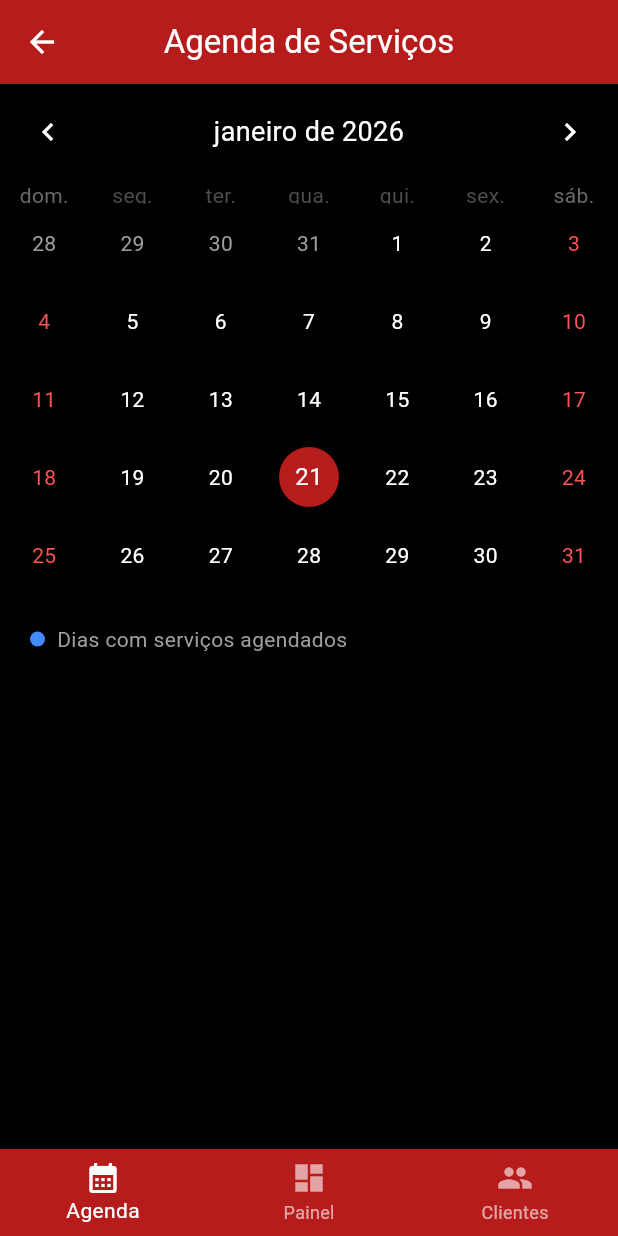
After one commit to RiUza02/minaslar_aplicativo, a Flutter app: the HomeAdmin screen opened directly, item 2 of the bottom bar chosen, after a tap on the "calendar month" icon, on a phone screen of 412 x 824 dp. The commit adds this screen. Run offline on Flutter 3.47's test engine with Material 3 defaults, Android fonts, the phone set to English and light mode, and no system bars; drawn by our look-alikes of table_calendar; our stand-ins replace mask_text_input_formatter, supabase_flutter; accounts and stored records are empty.

Commit message:
calendario prototipo

```diff
--- /dev/null
+++ b/lib/telas/calendario/AgendaCalendario.dart
@@ -0,0 +1,192 @@
+import 'package:flutter/material.dart';
+import 'package:table_calendar/table_calendar.dart';
+import 'package:supabase_flutter/supabase_flutter.dart';
+import 'package:intl/date_symbol_data_local.dart'; // NECESSÁRIO PARA O ERRO DE LOCALE
+import 'ListaOrcamentosDia.dart'; // Import da tela de detalhes
+
+class AgendaCalendario extends StatefulWidget {
+  const AgendaCalendario({super.key});
+
+  @override
+  State<AgendaCalendario> createState() => _AgendaCalendarioState();
+}
+
+class _AgendaCalendarioState extends State<AgendaCalendario> {
+  CalendarFormat _calendarFormat = CalendarFormat.month;
+  DateTime _focusedDay = DateTime.now();
+  DateTime? _selectedDay;
+  Map<DateTime, List<dynamic>> _eventosPorDia = {};
+  bool _isLoading = true;
+
+  final Color corFundo = Colors.black;
+  final Color corPrincipal = Colors.red[900]!;
+  final Color corTextoClaro = Colors.white;
+
+  @override
+  void initState() {
+    super.initState();
+    _selectedDay = _focusedDay;
+    // CORREÇÃO DO ERRO DE LOCALE: Inicializa a formatação de data
+    initializeDateFormatting('pt_BR', null).then((_) {
+      _carregarEventosDoMes();
+    });
+  }
+
+  Future<void> _carregarEventosDoMes() async {
+    try {
+      // CORREÇÃO DO ERRO DE COLUNA: Trocado 'data_servico' por 'data_pega'
+      final response = await Supabase.instance.client
+          .from('orcamentos')
+          .select('data_pega');
+
+      final Map<DateTime, List<dynamic>> eventos = {};
+
+      for (var item in response) {
+        if (item['data_pega'] != null) {
+          // Trocado aqui também
+          final dataOriginal = DateTime.parse(item['data_pega']);
+          final dataNormalizada = DateTime(
+            dataOriginal.year,
+            dataOriginal.month,
+            dataOriginal.day,
+          );
+
+          if (eventos[dataNormalizada] == null) {
+            eventos[dataNormalizada] = [];
+          }
+          eventos[dataNormalizada]!.add(item);
+        }
+      }
+
+      if (mounted) {
+        setState(() {
+          _eventosPorDia = eventos;
+          _isLoading = false;
+        });
+      }
+    } catch (e) {
+      debugPrint('Erro ao carregar eventos: $e');
+      if (mounted) setState(() => _isLoading = false);
+    }
+  }
+
+  List<dynamic> _getEventosDoDia(DateTime dia) {
+    final dataNormalizada = DateTime(dia.year, dia.month, dia.day);
+    return _eventosPorDia[dataNormalizada] ?? [];
+  }
+
+  void _abrirDetalhesDoDia(DateTime dia) {
+    Navigator.push(
+      context,
+      MaterialPageRoute(
+        builder: (context) => ListaOrcamentosDia(dataSelecionada: dia),
+      ),
+    ).then((_) => _carregarEventosDoMes());
+  }
+
+  @override
+  Widget build(BuildContext context) {
+    return Scaffold(
+      backgroundColor: corFundo,
+      appBar: AppBar(
+        title: const Text("Agenda de Serviços"),
+        backgroundColor: corPrincipal,
+        foregroundColor: Colors.white,
+        centerTitle: true,
+      ),
+      body: _isLoading
+          ? Center(child: CircularProgressIndicator(color: corPrincipal))
+          // Adicionado SingleChildScrollView para evitar overflow em telas pequenas
+          : SingleChildScrollView(
+              child: Column(
+                children: [
+                  TableCalendar(
+                    locale: 'pt_BR',
+                    firstDay: DateTime.utc(2020, 1, 1),
+                    lastDay: DateTime.utc(2030, 12, 31),
+                    focusedDay: _focusedDay,
+                    calendarFormat: _calendarFormat,
+
+                    headerStyle: HeaderStyle(
+                      titleCentered: true,
+                      formatButtonVisible: false,
+                      titleTextStyle: TextStyle(
+                        color: corTextoClaro,
+                        fontSize: 18,
+                      ),
+                      leftChevronIcon: const Icon(
+                        Icons.chevron_left,
+                        color: Colors.white,
+                      ),
+                      rightChevronIcon: const Icon(
+                        Icons.chevron_right,
+                        color: Colors.white,
+                      ),
+                    ),
+                    calendarStyle: CalendarStyle(
+                      defaultTextStyle: TextStyle(color: corTextoClaro),
+                      weekendTextStyle: const TextStyle(
+                        color: Colors.redAccent,
+                      ),
+                      outsideTextStyle: const TextStyle(color: Colors.grey),
+                      selectedDecoration: BoxDecoration(
+                        color: corPrincipal,
+                        shape: BoxShape.circle,
+                      ),
+                      todayDecoration: const BoxDecoration(
+                        color: Colors.white24,
+                        shape: BoxShape.circle,
+                      ),
+                      markerDecoration: const BoxDecoration(
+                        color: Colors.blueAccent,
+                        shape: BoxShape.circle,
+                      ),
+                    ),
+
+                    selectedDayPredicate: (day) => isSameDay(_selectedDay, day),
+                    onDaySelected: (selectedDay, focusedDay) {
+                      setState(() {
+                        _selectedDay = selectedDay;
+                        _focusedDay = focusedDay;
+                      });
+                      _abrirDetalhesDoDia(selectedDay);
+                    },
+                    onFormatChanged: (format) {
+                      setState(() {
+                        _calendarFormat = format;
+                      });
+                    },
+                    onPageChanged: (focusedDay) {
+                      _focusedDay = focusedDay;
+                    },
+                    eventLoader: _getEventosDoDia,
+                  ),
+
+                  const SizedBox(height: 20),
+
+                  Padding(
+                    padding: const EdgeInsets.symmetric(horizontal: 20),
+                    child: Row(
+                      children: [
+                        Container(
+                          width: 10,
+                          height: 10,
+                          decoration: const BoxDecoration(
+                            color: Colors.blueAccent,
+                            shape: BoxShape.circle,
+                          ),
+                        ),
+                        const SizedBox(width: 8),
+                        const Text(
+                          "Dias com serviços agendados",
+                          style: TextStyle(color: Colors.grey),
+                        ),
+                      ],
+                    ),
+                  ),
+                ],
+              ),
+            ),
+    );
+  }
+}
--- a/lib/telas/home/ListaCliente.dart
+++ b/lib/telas/home/ListaCliente.dart
@@ -2,9 +2,9 @@ import 'package:flutter/material.dart';
 import 'package:supabase_flutter/supabase_flutter.dart';
 import 'package:intl/intl.dart';
 import '../../modelos/Cliente.dart';
-import '../cliente/AdicionarCliente.dart';
-import '../cliente/adicionarOrcamento.dart';
-import '../cliente/DetalhesCliente.dart';
+import '../clienteAdmin/adicionarOrcamento.dart';
+import '../clienteAdmin/DetalhesCliente.dart';
+import '../clienteAdmin/AdicionarCliente.dart';
 
 /// Define os critérios de ordenação da lista de clientes
 enum TipoOrdenacao { alfabetica, ultimoServico, bairro }
--- a/lib/telas/home/homeAdmin.dart
+++ b/lib/telas/home/homeAdmin.dart
@@ -1,6 +1,7 @@
 import 'package:flutter/material.dart';
 import '../../servicos/autenticacao.dart';
 import 'ListaCliente.dart';
+import '../calendario/AgendaCalendario.dart';
 
 class HomeAdmin extends StatefulWidget {
   const HomeAdmin({super.key});
@@ -15,17 +16,18 @@ class _HomeAdminState extends State<HomeAdmin> {
   // ==========================================================
 
   // Controlador para gerenciar o deslize das páginas
-  final PageController _pageController = PageController();
+  // initialPage: 1 define que o Painel (índice 1) é a tela inicial
+  final PageController _pageController = PageController(initialPage: 1);
 
-  // Índice atual da navegação (0 = Painel, 1 = Novo Cliente)
-  int _selectedIndex = 0;
+  // Índice atual da navegação (0 = Agenda, 1 = Painel, 2 = Clientes)
+  int _selectedIndex = 1;
 
-  // Atualiza o índice e a página quando a aba inferior é clicada
-  void _onItemTapped(int index) {
+  // Atualiza o índice e a página quando a aba inferior ou ícone é clicado
+  void _navegarParaPagina(int index) {
     setState(() {
       _selectedIndex = index;
     });
-    // Animação suave ao trocar de aba clicando
+    // Animação suave ao trocar de tela
     _pageController.animateToPage(
       index,
       duration: const Duration(milliseconds: 300),
@@ -56,10 +58,13 @@ class _HomeAdminState extends State<HomeAdmin> {
         controller: _pageController,
         onPageChanged: _onPageChanged,
         children: [
-          // --- PÁGINA 1: O PAINEL ANTIGO ---
+          // --- PÁGINA 0 (ESQUERDA): AGENDA / CALENDÁRIO ---
+          const AgendaCalendario(),
+
+          // --- PÁGINA 1 (CENTRO): O PAINEL PRINCIPAL ---
           _buildConteudoPainel(),
 
-          // --- PÁGINA 2: TELA DE ADICIONAR CLIENTE ---
+          // --- PÁGINA 2 (DIREITA): LISTA DE CLIENTES ---
           const ListaClientes(),
         ],
       ),
@@ -68,27 +73,28 @@ class _HomeAdminState extends State<HomeAdmin> {
       // BARRA DE NAVEGAÇÃO INFERIOR (HOTBAR)
       // ==========================================================
       bottomNavigationBar: Theme(
-        // Envolvemos num Theme para garantir que o efeito de clique fique bonito no vermelho
         data: Theme.of(context).copyWith(canvasColor: Colors.red[900]),
         child: BottomNavigationBar(
           currentIndex: _selectedIndex,
-          onTap: _onItemTapped,
+          onTap: _navegarParaPagina,
 
-          // --- CORES ATUALIZADAS AQUI ---
-          backgroundColor: Colors.red[900], // Fundo Vermelho Escuro
-          selectedItemColor: Colors.white, // Ícone/Texto Ativo: Branco Puro
-          unselectedItemColor: Colors
-              .white60, // Ícone/Texto Inativo: Branco levemente transparente
-          type: BottomNavigationBarType
-              .fixed, // Garante a renderização correta da cor
-          // ------------------------------
+          // --- CORES ---
+          backgroundColor: Colors.red[900],
+          selectedItemColor: Colors.white,
+          unselectedItemColor: Colors.white60,
+          type: BottomNavigationBarType.fixed,
+
           items: const [
+            BottomNavigationBarItem(
+              icon: Icon(Icons.calendar_month),
+              label: 'Agenda',
+            ),
             BottomNavigationBarItem(
               icon: Icon(Icons.dashboard),
               label: 'Painel',
             ),
             BottomNavigationBarItem(
-              icon: Icon(Icons.person_add),
+              icon: Icon(Icons.people),
               label: 'Clientes',
             ),
           ],
@@ -98,7 +104,7 @@ class _HomeAdminState extends State<HomeAdmin> {
   }
 
   // ==========================================================
-  // CONTEÚDO ORIGINAL DA HOME (CONVERTIDO EM WIDGET)
+  // CONTEÚDO DO PAINEL (CONVERTIDO EM WIDGET)
   // ==========================================================
   Widget _buildConteudoPainel() {
     return Scaffold(
@@ -106,6 +112,14 @@ class _HomeAdminState extends State<HomeAdmin> {
         title: const Text("Painel Administrativo"),
         backgroundColor: Colors.red[900],
         foregroundColor: Colors.white,
+        centerTitle: true,
+        // Ícone à esquerda para acessar a Agenda rapidamente
+        leading: IconButton(
+          icon: const Icon(Icons.calendar_month),
+          tooltip: "Ver Agenda",
+          onPressed: () =>
+              _navegarParaPagina(0), // Vai para o índice 0 (Agenda)
+        ),
         actions: [
           IconButton(
             icon: const Icon(Icons.exit_to_app),
@@ -126,9 +140,15 @@ class _HomeAdminState extends State<HomeAdmin> {
               style: TextStyle(fontSize: 24, fontWeight: FontWeight.bold),
             ),
             SizedBox(height: 10),
-            Text(
-              "Deslize para > adicionar clientes",
-              style: TextStyle(color: Colors.grey),
+            Row(
+              mainAxisAlignment: MainAxisAlignment.center,
+              children: [
+                Icon(Icons.arrow_left, color: Colors.grey),
+                Text("Agenda", style: TextStyle(color: Colors.grey)),
+                SizedBox(width: 20),
+                Text("Clientes", style: TextStyle(color: Colors.grey)),
+                Icon(Icons.arrow_right, color: Colors.grey),
+              ],
             ),
           ],
         ),
```
Also changed, not shown: lib/telas/calendario/ListaOrcamentosDia.dart (added, +216 -0 lines), pubspec.yaml (+11 -8 lines), lib/telas/clienteAdmin/AdicionarCliente.dart (renamed from lib/telas/cliente/AdicionarCliente.dart), lib/telas/clienteAdmin/AdicionarOrcamento.dart (renamed from lib/telas/cliente/AdicionarOrcamento.dart), lib/telas/clienteAdmin/DetalhesCliente.dart (renamed from lib/telas/cliente/DetalhesCliente.dart), lib/telas/clienteAdmin/EditarCliente.dart (renamed from lib/telas/cliente/EditarCliente.dart), lib/telas/clienteAdmin/EditarOrcamento.dart (renamed from lib/telas/cliente/EditarOrcamento.dart), pubspec.lock.
